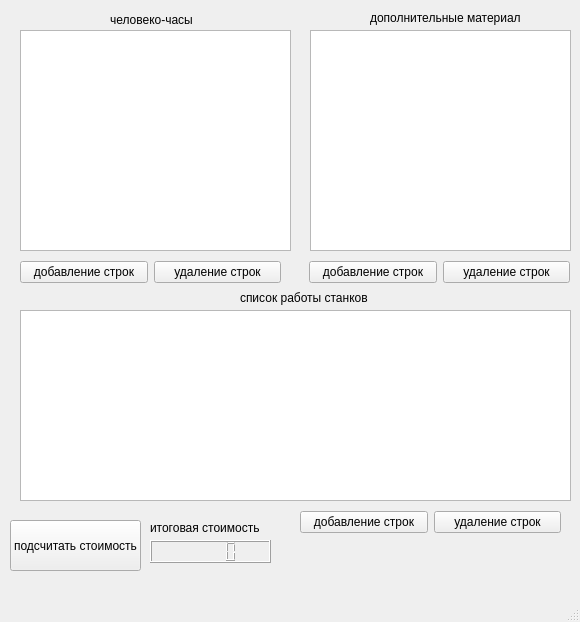
Old version of the form data/gui/itfestmainui.ui in the repository zelcamn/it-fest-desktop-.
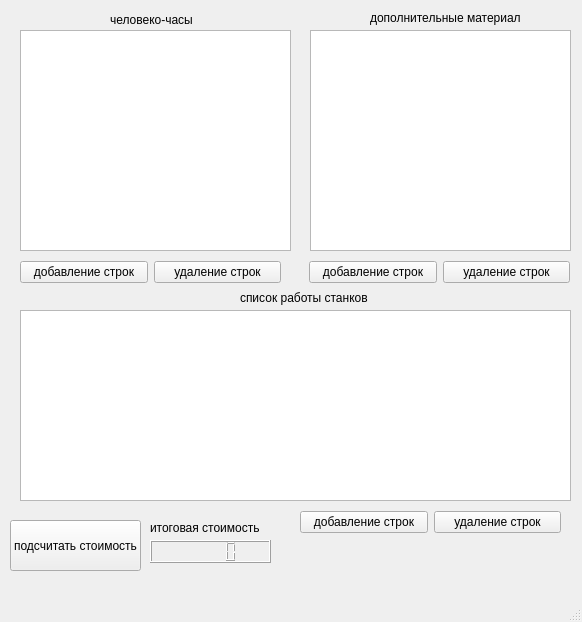
New version of the form.

The edit to the form file:
```diff
--- a/data/gui/itfestmainui.ui
+++ b/data/gui/itfestmainui.ui
@@ -6,7 +6,7 @@
    <rect>
     <x>0</x>
     <y>0</y>
-    <width>580</width>
+    <width>582</width>
     <height>622</height>
    </rect>
   </property>
```
Left out of the diff: 2 changed lines with no effect on the pictures.
